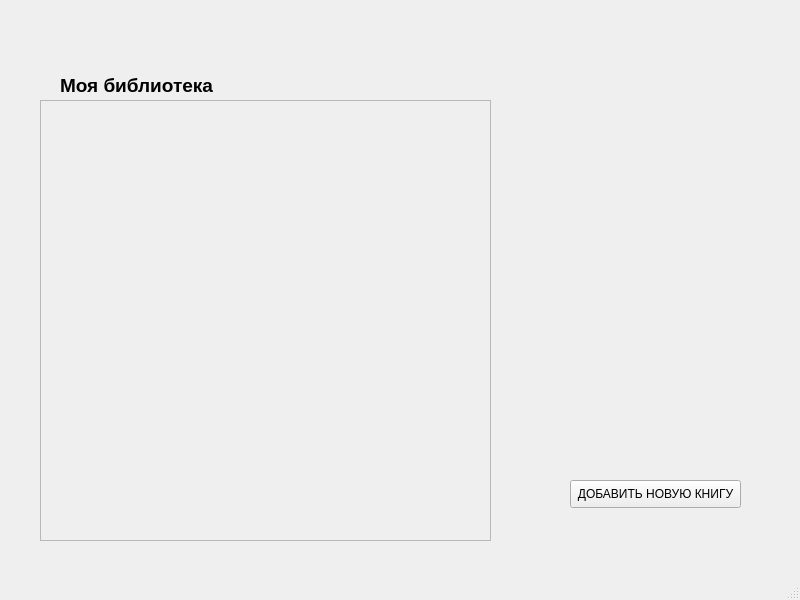
Above: data/all_books.ui from SandrinaL/Projekt before the change. Below: the same form after it.
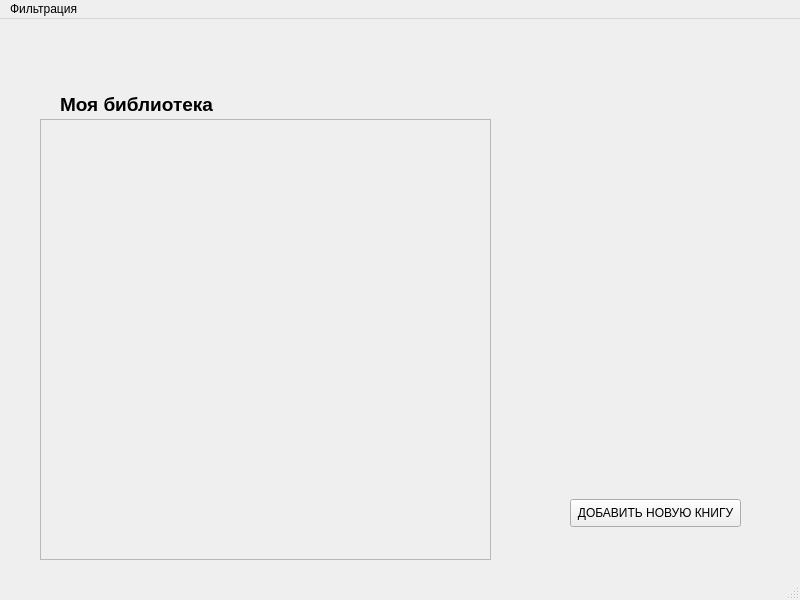
That is the form after the change.

```diff
--- a/data/all_books.ui
+++ b/data/all_books.ui
@@ -73,6 +73,15 @@
      <height>26</height>
     </rect>
    </property>
+   <widget class="QMenu" name="menu">
+    <property name="title">
+     <string>Фильтрация</string>
+    </property>
+    <addaction name="action"/>
+    <addaction name="action_2"/>
+    <addaction name="action_3"/>
+   </widget>
+   <addaction name="menu"/>
   </widget>
   <widget class="QStatusBar" name="statusbar"/>
  </widget>
```
Left out of the diff: 15 changed lines with no effect on the pictures.
